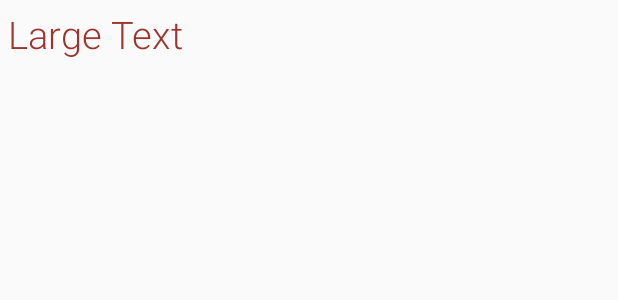
After one commit to nickr77/appsassinsandroid, an Android app: the layout invitelistlayout.xml on its own in the app's theme, with its tools: preview values and no code run, on a phone screen of 412 x 824 dp. The commit adds this screen. Shown: the top 300 px of the screen. Run offline under Robolectric (Android 15) with nearby library versions, the phone set to English and light mode, and no system bars.

```diff
--- /dev/null
+++ b/src/main/res/layout/invitelistlayout.xml
@@ -0,0 +1,15 @@
+<?xml version="1.0" encoding="utf-8"?>
+
+
+<TextView
+    android:layout_width="wrap_content"
+    android:layout_height="wrap_content"
+    android:textAppearance="?android:attr/textAppearanceLarge"
+    android:text="Large Text"
+    android:id="@+id/inviteTextView"
+    xmlns:android="http://schemas.android.com/apk/res/android"
+    android:textSize="25sp"
+    android:textColor="@color/appsassinsnavbarcolor"
+    android:padding="5dp"
+    android:paddingTop="12dp"
+    android:paddingBottom="12dp" />
```
Also changed, not shown: src/main/java/teamrocket/appsassins/GameWaitingActivity.java (+6 -2 lines), src/main/java/teamrocket/appsassins/Notifications.java (+5 -3 lines).
